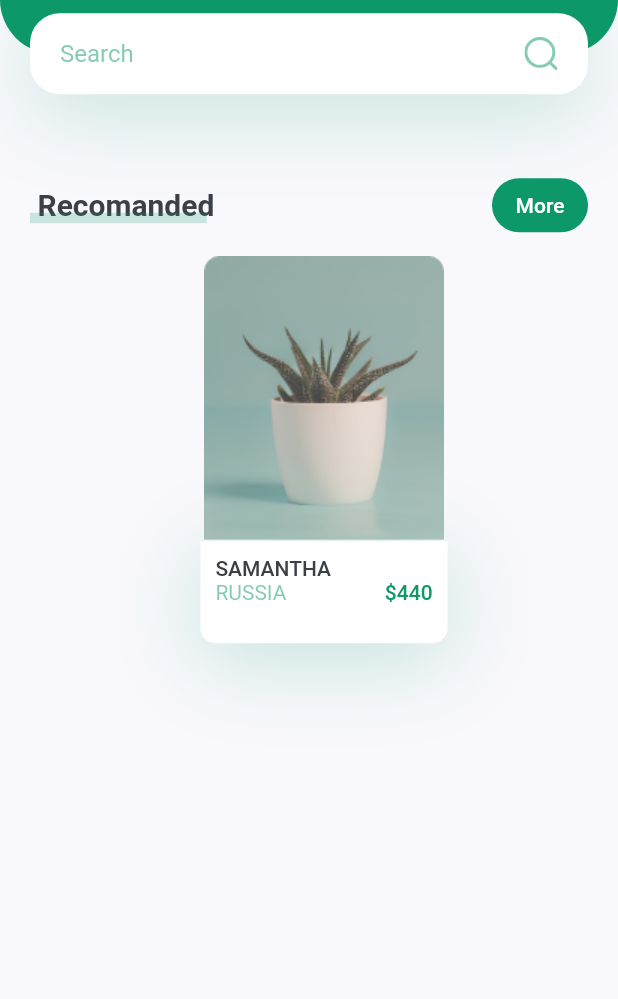
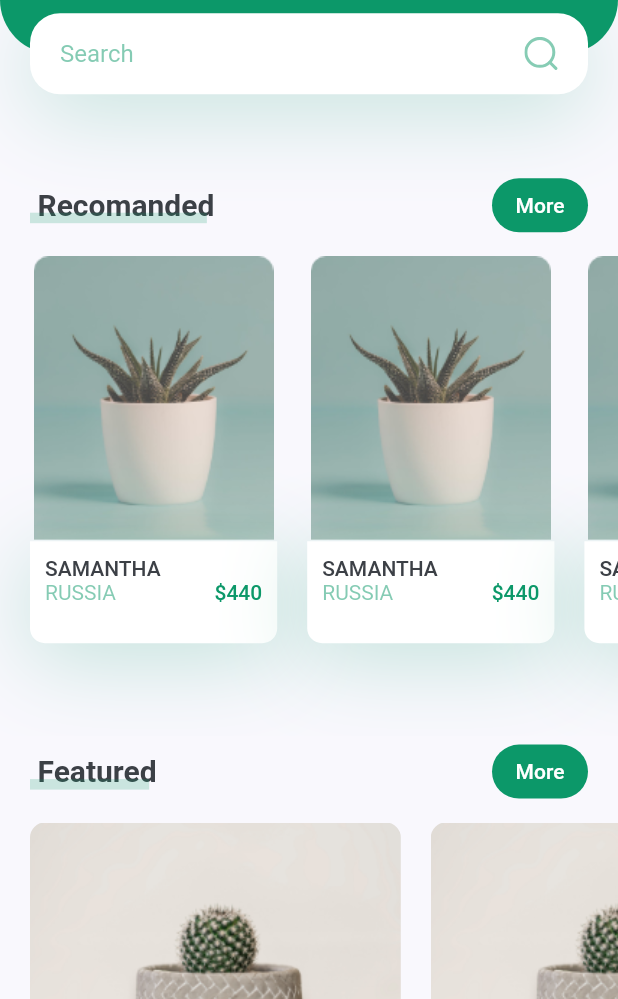
Before and after one commit to pulokbd/plant_app, a Flutter app: the screen it shows after launch, on a phone screen of 412 x 824 dp, the part 237-1236 px from its top. Run offline on Flutter 3.47's test engine with Material 2 defaults, Android fonts, the phone set to English and light mode, and no system bars; our stand-ins replace flutter_svg.

Commit message:
fix: featured section size fixed

```diff
--- a/lib/screens/home/components/body.dart
+++ b/lib/screens/home/components/body.dart
@@ -1,6 +1,7 @@
 import 'package:flutter/material.dart';
-import 'package:plant_app/constants.dart';
+import 'package:plant_app/screens/home/components/recomanded_card_widget.dart';
 import 'package:plant_app/screens/home/components/title_with_more_btn.dart';
+import 'feature_card_widget.dart';
 import 'header_with_searchbox.dart';
 
 class Body extends StatelessWidget {
@@ -13,91 +14,43 @@ class Body extends StatelessWidget {
     return SingleChildScrollView(
       child: Column(
         children: [
-
           HeaderWithSearchBox(size: size),
 
-          TitleWithMoreButton(title: "Recomanded", press: (){}),
+          TitleWithMoreButton(title: "Recomanded", press: () {}),
 
-          RecomandedCard(image: "assets/images/image_1.png", title: "Samantha", country: "Russia",price: 440,press: (){},)
+          SizedBox(
+            height: size.height * .4,
+            child: ListView.builder(
+              shrinkWrap: true,
+              itemCount: 4,
+              scrollDirection: Axis.horizontal,
+              itemBuilder: (context, index) {
+              return RecomandedCard(
+                image: "assets/images/image_1.png",
+                title: "Samantha",
+                country: "Russia",
+                price: 440,
+                press: () {},
+              );
+
+            },),
+          ),
+
+          TitleWithMoreButton(title: "Featured", press: () {}),
+
+          SizedBox(
+            height: 200,
+            child: ListView.builder(
+              scrollDirection: Axis.horizontal,
+              itemCount: 4,
+              itemBuilder: (context, index) {
+                return FeatureCard(press: (){},image: "assets/images/bottom_img_1.png",);
+              },
+            ),
+          ),
+
         ],
       ),
     );
   }
 }
-
-class RecomandedCard extends StatelessWidget {
-  RecomandedCard({
-    Key? key, required this.image, required this.title, required this.country, required this.price, required this.press,
-
-
-  }) : super(key: key);
-
-  final String image, title, country;
-  final int price;
-  final VoidCallback press;
-
-  @override
-  Widget build(BuildContext context) {
-    final Size size = MediaQuery.of(context).size;
-    return GestureDetector(
-      onTap: press,
-      child: Container(
-        margin: const EdgeInsets.only(
-          left: kDefaultPadding,
-          top: kDefaultPadding / 2,
-          bottom: kDefaultPadding * 2.5,
-        ),
-        width: size.width * 0.4,
-        child: Column(
-          children: [
-            Image.asset(image),
-            Container(
-              padding: EdgeInsets.all(kDefaultPadding / 2),
-              decoration: BoxDecoration(
-                color: Colors.white,
-                borderRadius: const BorderRadius.only(
-                  bottomLeft: Radius.circular(10),
-                  bottomRight: Radius.circular(10),
-                ),
-                boxShadow: [
-                  BoxShadow(
-                      offset: const Offset(0, 10),
-                      blurRadius: 50,
-                      color: kPrimaryColor.withOpacity(0.23)
-                  )
-                ]
-              ),
-              child: Row(
-                children: [
-                  RichText(
-                    text: TextSpan(
-                      children: [
-                        TextSpan(
-                          text: "$title\n".toUpperCase(),
-                          style: Theme.of(context).textTheme.button,
-                        ),
-                        TextSpan(
-                          text: "$country\n".toUpperCase(),
-                          style: TextStyle(
-                            color: kPrimaryColor.withOpacity(0.5),
-                          )
-                        ),
-                      ]
-                    ),
-                  ),
-                  Spacer(),
-                  Text(
-                    "\$$price",
-                    style: Theme.of(context)
-                    .textTheme
-                    .button?.copyWith(color: kPrimaryColor),
-                  )
-                ],
-              ),
-            )
-          ],
-        ),
-      ),
-    );
-  }
-}
--- /dev/null
+++ b/lib/screens/home/components/feature_card_widget.dart
@@ -0,0 +1,37 @@
+import 'package:flutter/material.dart';
+
+import '../../../constants.dart';
+
+
+class FeatureCard extends StatelessWidget {
+  FeatureCard({
+    Key? key, required this.image, required this.press,
+  }) : super(key: key);
+
+  final String image;
+  final Function() press;
+
+  @override
+  Widget build(BuildContext context) {
+    final Size size = MediaQuery.of(context).size;
+    return GestureDetector(
+      onTap: press,
+      child: Container(
+        margin: const EdgeInsets.only(
+          left: kDefaultPadding,
+          top: kDefaultPadding / 2,
+          bottom: kDefaultPadding /2,
+        ),
+        width: size.width * 0.6,
+        height: 185,
+        decoration: BoxDecoration(
+            borderRadius: BorderRadius.circular(10),
+            image: DecorationImage(
+              image: AssetImage(image),
+              fit: BoxFit.cover
+            )
+        ),
+      ),
+    );
+  }
+}
--- /dev/null
+++ b/lib/screens/home/components/recomanded_card_widget.dart
@@ -0,0 +1,79 @@
+import 'package:flutter/material.dart';
+
+import '../../../constants.dart';
+
+class RecomandedCard extends StatelessWidget {
+  const RecomandedCard({
+    Key? key, required this.image, required this.title, required this.country, required this.price, required this.press,
+
+  }) : super(key: key);
+
+  final String image, title, country;
+  final int price;
+  final VoidCallback press;
+
+  @override
+  Widget build(BuildContext context) {
+    final Size size = MediaQuery.of(context).size;
+    return GestureDetector(
+      onTap: press,
+      child: Container(
+        margin: const EdgeInsets.only(
+          left: kDefaultPadding,
+          top: kDefaultPadding / 2,
+          bottom: kDefaultPadding * 2.5,
+        ),
+        width: size.width * 0.4,
+        child: Column(
+          children: [
+            Image.asset(image),
+            Container(
+              padding: EdgeInsets.all(kDefaultPadding / 2),
+              decoration: BoxDecoration(
+                  color: Colors.white,
+                  borderRadius: const BorderRadius.only(
+                    bottomLeft: Radius.circular(10),
+                    bottomRight: Radius.circular(10),
+                  ),
+                  boxShadow: [
+                    BoxShadow(
+                        offset: const Offset(0, 10),
+                        blurRadius: 50,
+                        color: kPrimaryColor.withOpacity(0.23)
+                    )
+                  ]
+              ),
+              child: Row(
+                children: [
+                  RichText(
+                    text: TextSpan(
+                        children: [
+                          TextSpan(
+                            text: "$title\n".toUpperCase(),
+                            style: Theme.of(context).textTheme.button,
+                          ),
+                          TextSpan(
+                              text: "$country\n".toUpperCase(),
+                              style: TextStyle(
+                                color: kPrimaryColor.withOpacity(0.5),
+                              )
+                          ),
+                        ]
+                    ),
+                  ),
+                  Spacer(),
+                  Text(
+                    "\$$price",
+                    style: Theme.of(context)
+                        .textTheme
+                        .button?.copyWith(color: kPrimaryColor),
+                  )
+                ],
+              ),
+            )
+          ],
+        ),
+      ),
+    );
+  }
+}
```
